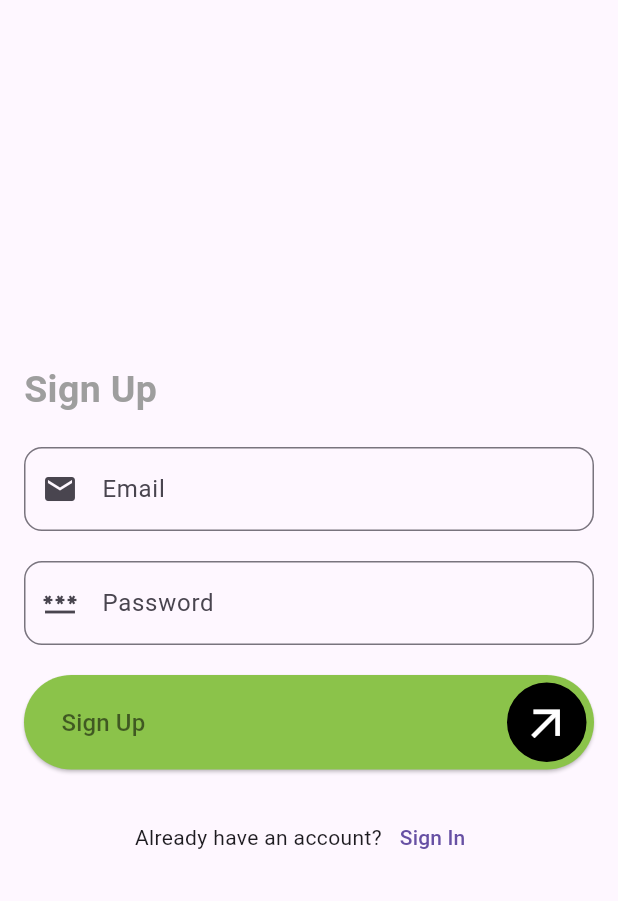
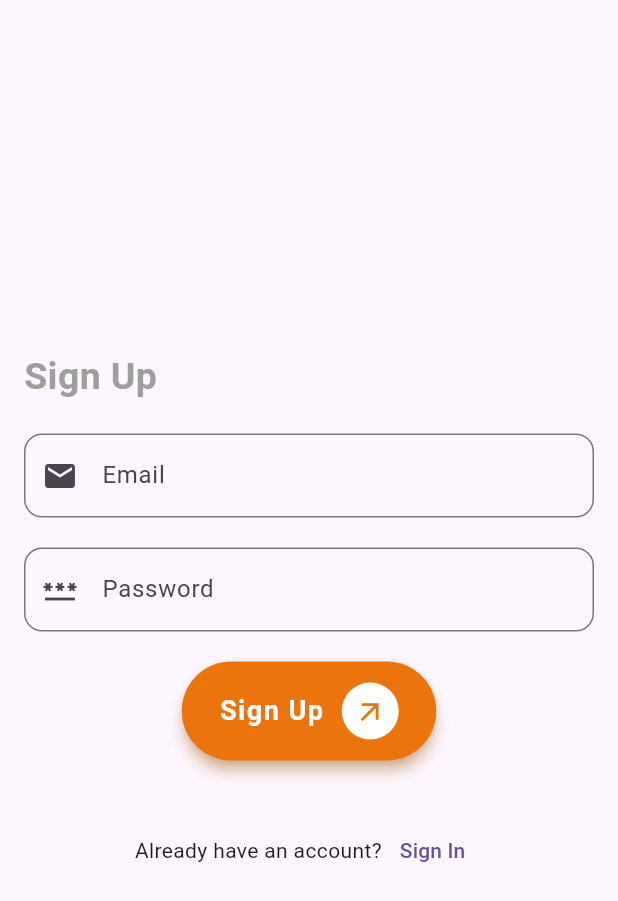
Before and after one commit to BeeNeural-com/skindiagnoseAI, a Flutter app: the SignUpScreen screen opened directly, on a phone screen of 412 x 824 dp. Shown: the top 901 px of the screen. Run offline on Flutter 3.47's test engine with Material 3 defaults, Android fonts, the phone set to English and light mode, and no system bars; our stand-ins replace camera, cloud_firestore, firebase_auth, firebase_core, flutter_spinkit, google_fonts and 5 more; missing offline and left inert: fl_location, tflite_v2; accounts and stored records are empty; network calls fail.

Commit message:
page and component redesigned.

```diff
--- a/lib/components/naviagtion_button.dart
+++ b/lib/components/naviagtion_button.dart
@@ -17,41 +17,47 @@ class NaviagtionButton extends StatelessWidget {
   @override
   Widget build(BuildContext context) {
     return Padding(
-      padding: const EdgeInsets.only(bottom: 1.0),
+      padding: const EdgeInsets.only(bottom: 16.0),
       child: Center(
         child: ElevatedButton(
           onPressed: onPressed,
           style: ElevatedButton.styleFrom(
-            backgroundColor: Colors.lightGreen, // Background color
+            backgroundColor:
+                const Color.fromARGB(255, 236, 116, 12), // Main color
             shape: RoundedRectangleBorder(
-              borderRadius: BorderRadius.circular(60),
+              borderRadius: BorderRadius.circular(50),
             ),
-            padding: EdgeInsets.only(
-              top: 5.0,
-              left: left,
-              right: 5.0,
-              bottom: 5.0,
+            padding: EdgeInsets.symmetric(
+              vertical: 14.0,
+              horizontal: left,
             ),
+            elevation: 4,
+            shadowColor: Colors.orangeAccent,
           ),
           child: Row(
-            // mainAxisSize: MainAxisSize.min,
-            mainAxisAlignment: MainAxisAlignment.spaceBetween,
+            mainAxisSize: MainAxisSize.min,
             children: [
               Text(
                 buttonText,
-                style: const TextStyle(color: Colors.black54, fontSize: 16),
+                style: const TextStyle(
+                  color: Colors.white,
+                  fontSize: 18,
+                  fontWeight: FontWeight.w600,
+                  letterSpacing: 1.0,
+                ),
               ),
-              const SizedBox(width: 10),
+              const SizedBox(width: 12),
               Container(
-                padding: const EdgeInsets.all(7.0),
-                decoration: BoxDecoration(
-                    border: Border.all(width: 2.0, color: Colors.black),
-                    borderRadius: BorderRadius.circular(40.0),
-                    color: Colors.black),
+                padding: const EdgeInsets.all(8.0),
+                decoration: const BoxDecoration(
+                  color: Colors.white,
+                  shape: BoxShape.circle,
+                ),
                 child: Icon(
                   icon,
-                  size: 35.0,
-                  color: Colors.white,
+                  size: 22.0,
+                  color: const Color.fromARGB(
+                      255, 236, 116, 12), // Match app color
                 ),
               ),
             ],
```
Also changed, not shown: lib/pages/splash_screen.dart (+38 -55 lines).
